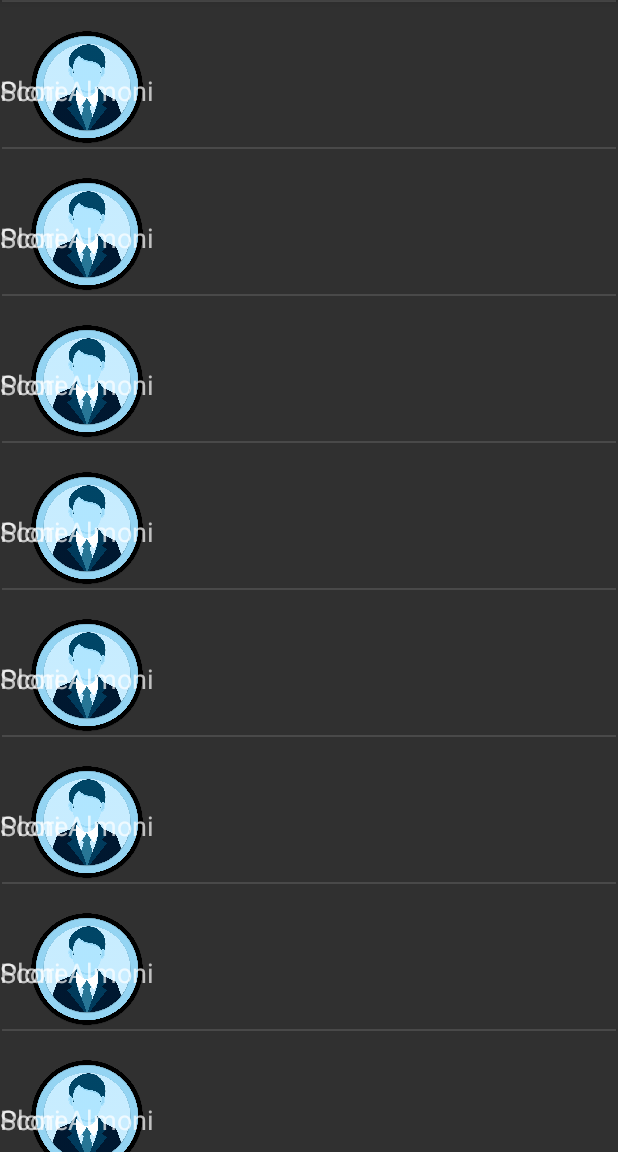
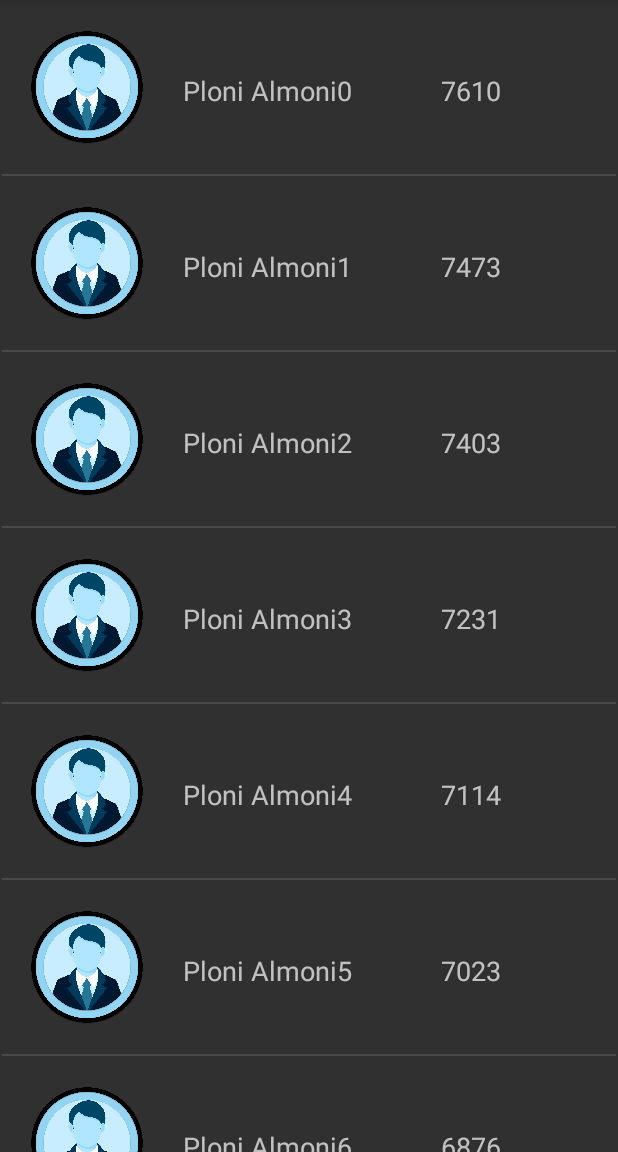
Before and after one commit to yardenfadel/SchoolProject-LudoTime, an Android app: the ActivityLeaderBoard screen opened directly, with no data from a screen before it, on a phone screen of 412 x 824 dp, the part 84-1236 px from its top. Run offline under Robolectric (Android 15) with nearby library versions, the light colour scheme and no system bars.

Commit message:
Fixed leaderboard recycler view bugs

```diff
--- a/app/src/main/java/com/example/ludotime/ActivityLeaderBoard.java
+++ b/app/src/main/java/com/example/ludotime/ActivityLeaderBoard.java
@@ -15,6 +15,7 @@ import androidx.recyclerview.widget.LinearLayoutManager;
 import androidx.recyclerview.widget.RecyclerView;
 
 import java.util.ArrayList;
+import java.util.Random;
 
 public class ActivityLeaderBoard extends AppCompatActivity {
 
@@ -23,9 +24,11 @@ public class ActivityLeaderBoard extends AppCompatActivity {
         super.onCreate(savedInstanceState);
         setContentView(R.layout.activity_leader_board);
 
+        //temporary recycler view items:
+        Random r = new Random();
         ArrayList<User> users = new ArrayList<>();
         for(int i=0; i<15; i++){
-            users.add(new User("Ploni Almoni", 1200, "male_avatar"));
+            users.add(new User("Ploni Almoni" + i, 7654-121*i-r.nextInt(68), "male_avatar"));
         }
 
         RecyclerView recyclerview = findViewById(R.id.recyclerview_leaderboard);
--- a/app/src/main/java/com/example/ludotime/UserAdapter.java
+++ b/app/src/main/java/com/example/ludotime/UserAdapter.java
@@ -30,8 +30,7 @@ public class UserAdapter extends RecyclerView.Adapter<UserAdapter.UserViewHolder
     public void onBindViewHolder(@NonNull UserViewHolder holder, int position) {
         User currentUser = users.get(position);
         holder.nameTextView.setText(currentUser.getName());
-        holder.scoreTextView.setText(currentUser.getScore());
-        holder.iconImageView.setImageResource(
+        holder.scoreTextView.setText(String.valueOf(currentUser.getScore()));        holder.iconImageView.setImageResource(
                 holder.nameTextView.getResources().getIdentifier(currentUser.getIcon(),
                         "drawable",
                         holder.nameTextView.getContext().getPackageName()
--- a/app/src/main/res/layout/recycleritem_user.xml
+++ b/app/src/main/res/layout/recycleritem_user.xml
@@ -23,7 +23,7 @@
         android:layout_marginTop="48dp"
         android:text="Name"
         android:textSize="18sp"
-        app:layout_constraintStart_toEndOf="@+id/imageView"
+        app:layout_constraintStart_toEndOf="@+id/imageview_list_user_icon"
         app:layout_constraintTop_toTopOf="parent" />
 
     <TextView
@@ -34,7 +34,7 @@
         android:layout_marginTop="48dp"
         android:text="Score"
         android:textSize="18sp"
-        app:layout_constraintStart_toEndOf="@+id/imageView"
+        app:layout_constraintStart_toEndOf="@+id/imageview_list_user_icon"
         app:layout_constraintTop_toTopOf="parent" />
 
     <View
@@ -45,5 +45,5 @@
         android:layout_marginEnd="1dp"
         android:background="?android:attr/listDivider"
         app:layout_constraintEnd_toEndOf="parent"
-        app:layout_constraintTop_toBottomOf="@+id/imageView" />
+        app:layout_constraintTop_toBottomOf="@+id/imageview_list_user_icon" />
 </androidx.constraintlayout.widget.ConstraintLayout>
```
